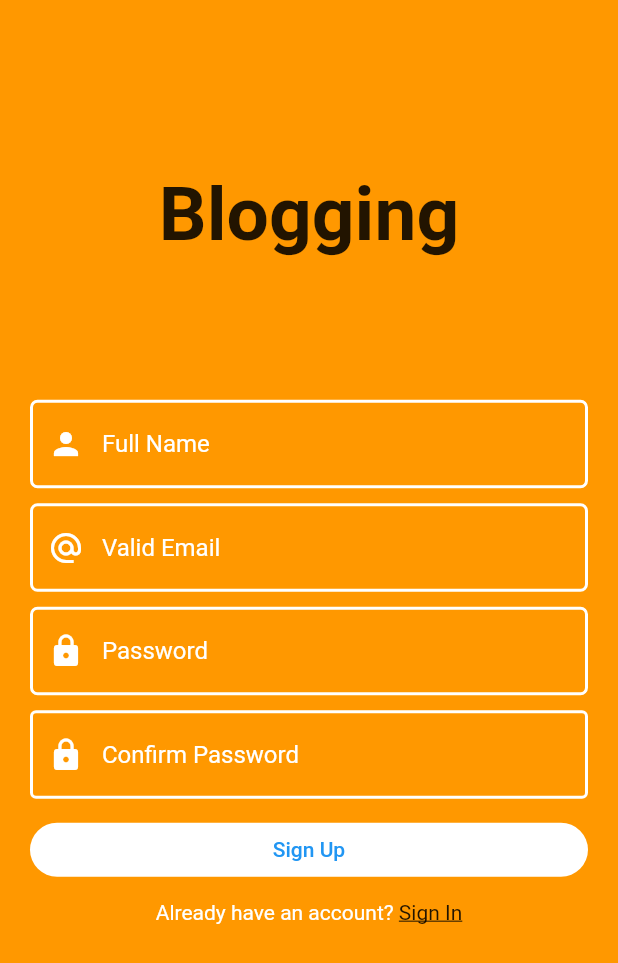
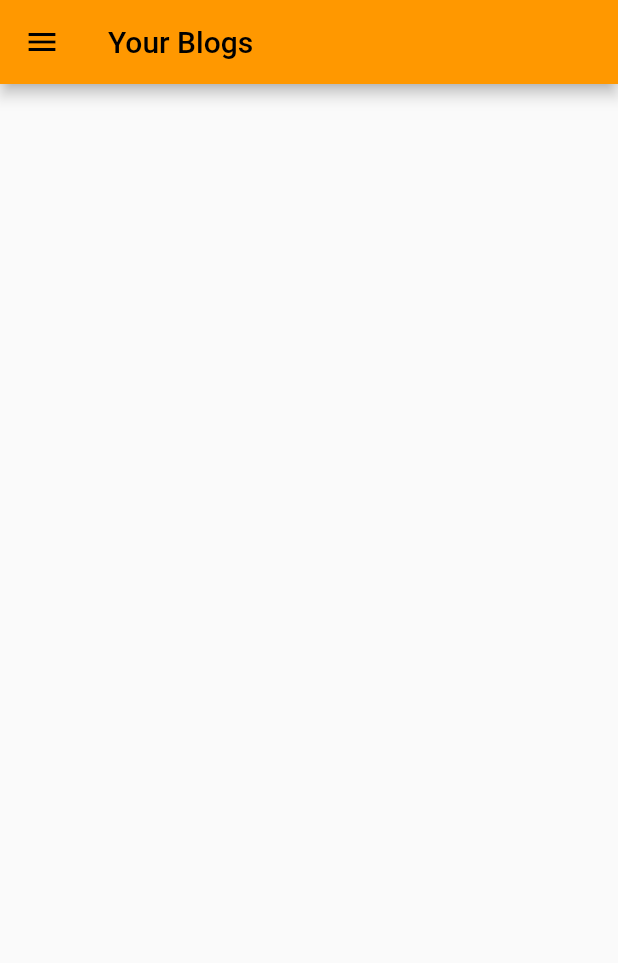
Before and after one commit to nurfajarismail/Task_1_Udacoding, a Flutter app: the screen it shows after launch, after a tap on "Sign In", on a phone screen of 412 x 824 dp. Shown: the top 963 px of the screen. Run offline on Flutter 3.47's test engine with Material 2 defaults, Android fonts, the phone set to English and light mode, and no system bars.

Commit message:
add appbar

```diff
--- /dev/null
+++ b/lib/blogPage.dart
@@ -0,0 +1,21 @@
+import 'package:flutter/material.dart';
+
+class BlogPage extends StatelessWidget {
+  @override
+  Widget build(BuildContext context) {
+    return Scaffold(
+      appBar: AppBar(
+        leading: Icon(
+          Icons.menu,
+          color: Colors.black,
+        ),
+        backgroundColor: Colors.orange,
+        title: Text(
+          "Your Blogs",
+          style: TextStyle(color: Colors.black),
+        ),
+      ),
+      //body: ,
+    );
+  }
+}
--- a/lib/signupPage.dart
+++ b/lib/signupPage.dart
@@ -1,4 +1,5 @@
 import 'package:flutter/material.dart';
+import 'package:task_1/blogPage.dart';
 
 class SignupPage extends StatelessWidget {
   @override
@@ -95,7 +96,12 @@ class SignupPage extends StatelessWidget {
                         shape: RoundedRectangleBorder(
                           borderRadius: BorderRadius.circular(20.0),
                         ),
-                        onPressed: () {},
+                        onPressed: () {
+                          Navigator.push(
+                            context,
+                            MaterialPageRoute(builder: (context) => BlogPage()),
+                          );
+                        },
                         child: Text(
                           "Sign Up",
                           style: TextStyle(color: Colors.blue),
@@ -114,7 +120,13 @@ class SignupPage extends StatelessWidget {
                           style: TextStyle(color: Colors.white),
                         ),
                         GestureDetector(
-                          onTap: () {},
+                          onTap: () {
+                            Navigator.push(
+                              context,
+                              MaterialPageRoute(
+                                  builder: (context) => BlogPage()),
+                            );
+                          },
                           child: new Text(
                             "Sign In",
                             style: TextStyle(
```
